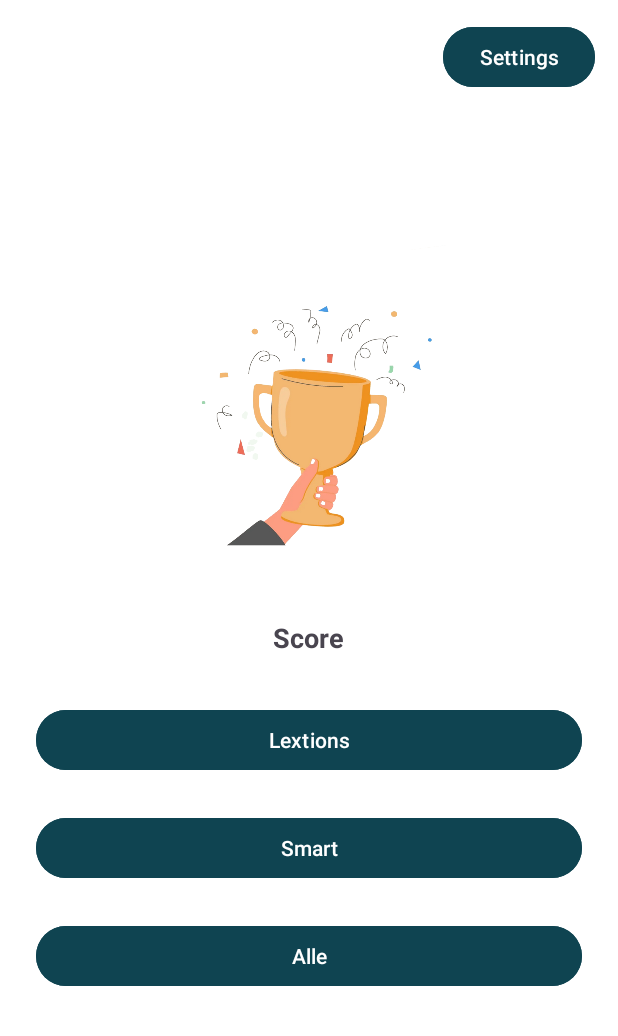
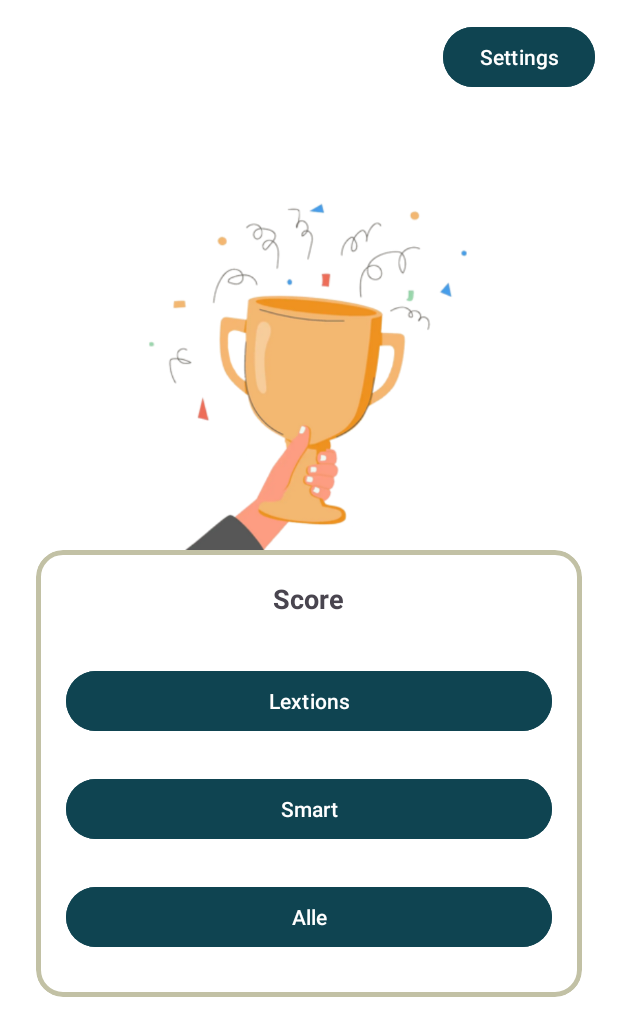
Before and after one commit to Erik-Donath/Palabra, an Android app: the screen it shows after launch (MainActivity), on a phone screen of 412 x 824 dp. Shown: the top 1036 px of the screen. Run offline under Robolectric (Android 15) with nearby library versions, the phone set to English and light mode, and no system bars; our stand-ins replace Room's generated code.

Commit message:
Matching the picture to the linear layout in the main activity

```diff
--- a/app/src/main/res/layout/activity_main.xml
+++ b/app/src/main/res/layout/activity_main.xml
@@ -27,15 +27,35 @@
         android:layout_height="match_parent"
         android:gravity="center"
         android:orientation="vertical"
-        android:padding="24dp"
+        android:paddingLeft="24dp"
+        android:paddingRight="24dp"
+        android:paddingBottom="24dp"
         app:layout_constraintTop_toBottomOf="parent"
         tools:layout_editor_absoluteX="29dp">
 
         <ImageView
             android:id="@+id/imageStar"
+            android:layout_width="330dp"
+            android:layout_height="248dp"
+            app:srcCompat="@drawable/jetzt_aber"
+            android:layout_marginBottom="0dp" />
+
+        <com.google.android.material.card.MaterialCardView
             android:layout_width="match_parent"
-            android:layout_height="250dp"
-            app:srcCompat="@drawable/pockal" />
+            android:layout_height="wrap_content"
+            app:cardCornerRadius="18dp"
+            app:strokeColor="@color/sage"
+            app:strokeWidth="3dp"
+            android:layout_marginTop="0dp"
+            android:layout_marginBottom="16dp"
+            android:layout_gravity="center_horizontal"
+            android:backgroundTint="@android:color/white">
+
+            <LinearLayout
+                android:layout_width="match_parent"
+                android:layout_height="298dp"
+                android:orientation="vertical"
+                android:padding="20dp">
 
                 <TextView
                     android:id="@+id/score"
@@ -69,7 +89,7 @@
                     android:layout_height="wrap_content"
                     android:backgroundTint="@color/midnight_green"
                     android:text="Alle" />
-
             </LinearLayout>
-
+        </com.google.android.material.card.MaterialCardView>
+    </LinearLayout>
 </androidx.constraintlayout.widget.ConstraintLayout>
```
Also changed, not shown: app/src/main/res/drawable/jetzt_aber.png (added), app/src/main/res/drawable/tst.jpg (added). Lines whose indentation alone changed are shown as unchanged.
